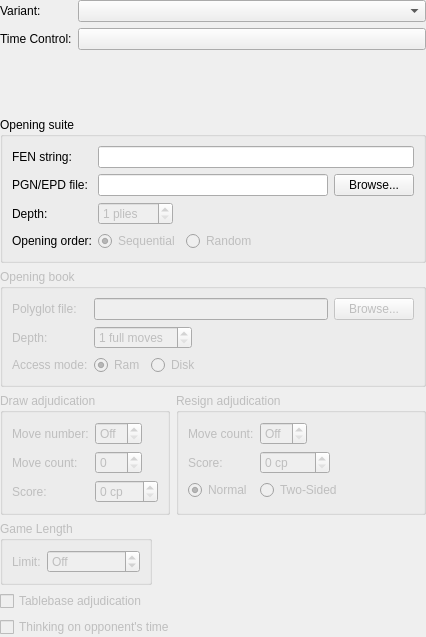
The window that projects/gui/ui/gamesettingswidget.ui (leedavid/QTggchess) describes before a commit, drawn with Qt 5.
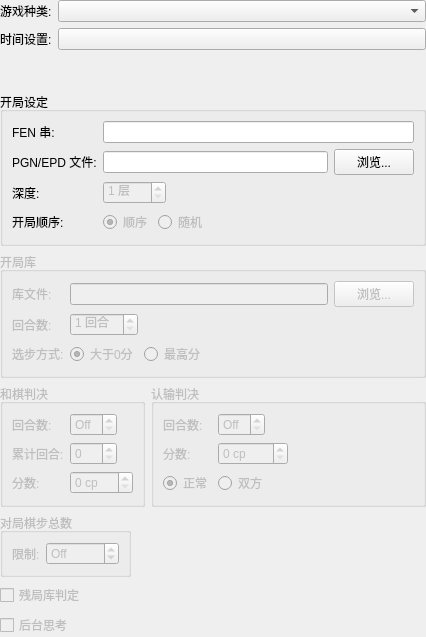
The same window after the commit.

```diff
--- a/projects/gui/ui/gamesettingswidget.ui
+++ b/projects/gui/ui/gamesettingswidget.ui
@@ -34,7 +34,7 @@
      <item row="1" column="0">
       <widget class="QLabel" name="m_variantLabel">
        <property name="text">
-        <string>Variant:</string>
+        <string>游戏种类:</string>
        </property>
        <property name="buddy">
         <cstring>m_variantCombo</cstring>
@@ -51,7 +51,7 @@
      <item row="2" column="0">
       <widget class="QLabel" name="m_timeControlLabel">
        <property name="text">
-        <string>Time Control:</string>
+        <string>时间设置:</string>
        </property>
        <property name="buddy">
         <cstring>m_timeControlBtn</cstring>
@@ -66,7 +66,7 @@
       <bool>true</bool>
      </property>
      <property name="title">
-      <string>Opening suite</string>
+      <string>开局设定</string>
      </property>
      <layout class="QFormLayout" name="formLayout_4">
       <property name="fieldGrowthPolicy">
@@ -75,7 +75,7 @@
       <item row="1" column="0">
        <widget class="QLabel" name="m_pgnEpdLabel">
         <property name="text">
-         <string>PGN/EPD file:</string>
+         <string>PGN/EPD 文件:</string>
         </property>
         <property name="buddy">
          <cstring>m_openingSuiteEdit</cstring>
@@ -90,7 +90,7 @@
         <item>
          <widget class="QPushButton" name="m_browseOpeningSuiteBtn">
           <property name="text">
-           <string>Browse...</string>
+           <string>浏览...</string>
           </property>
          </widget>
         </item>
@@ -99,7 +99,7 @@
       <item row="3" column="0">
        <widget class="QLabel" name="m_openingOrderLabel">
         <property name="text">
-         <string>Opening order:</string>
+         <string>开局顺序:</string>
         </property>
         <property name="buddy">
          <cstring>m_seqOrderRadio</cstring>
@@ -114,7 +114,7 @@
            <bool>false</bool>
           </property>
           <property name="text">
-           <string>Sequential</string>
+           <string>顺序</string>
           </property>
           <property name="checked">
            <bool>true</bool>
@@ -127,7 +127,7 @@
            <bool>false</bool>
           </property>
           <property name="text">
-           <string>Random</string>
+           <string>随机</string>
           </property>
          </widget>
         </item>
@@ -149,7 +149,7 @@
       <item row="2" column="0">
        <widget class="QLabel" name="m_openingSuiteDepth">
         <property name="text">
-         <string>Depth:</string>
+         <string>深度:</string>
         </property>
        </widget>
       </item>
@@ -159,7 +159,7 @@
          <bool>false</bool>
         </property>
         <property name="suffix">
-         <string> plies</string>
+         <string> 层</string>
         </property>
         <property name="minimum">
          <number>1</number>
@@ -172,7 +172,7 @@
       <item row="0" column="0">
        <widget class="QLabel" name="m_fenLabel">
         <property name="text">
-         <string>FEN string:</string>
+         <string>FEN 串:</string>
         </property>
         <property name="buddy">
          <cstring>m_fenEdit</cstring>
@@ -195,7 +195,7 @@
       <bool>false</bool>
      </property>
      <property name="title">
-      <string>Opening book</string>
+      <string>开局库</string>
      </property>
      <layout class="QFormLayout" name="formLayout_5">
       <property name="fieldGrowthPolicy">
@@ -204,7 +204,7 @@
       <item row="0" column="0">
        <widget class="QLabel" name="m_polyglotFileLabel">
         <property name="text">
-         <string>Polyglot file:</string>
+         <string>库文件:</string>
         </property>
         <property name="buddy">
          <cstring>m_polyglotFileEdit</cstring>
@@ -219,7 +219,7 @@
         <item>
          <widget class="QPushButton" name="m_browsePolyglotFile">
           <property name="text">
-           <string>Browse...</string>
+           <string>浏览...</string>
           </property>
          </widget>
         </item>
@@ -228,7 +228,7 @@
       <item row="1" column="0">
        <widget class="QLabel" name="m_polyglotDepthLabel">
         <property name="text">
-         <string>Depth:</string>
+         <string>回合数:</string>
         </property>
         <property name="buddy">
          <cstring>m_polyglotDepthSpin</cstring>
@@ -241,7 +241,7 @@
          <bool>false</bool>
         </property>
         <property name="suffix">
-         <string> full moves</string>
+         <string> 回合</string>
         </property>
         <property name="minimum">
          <number>1</number>
@@ -251,7 +251,7 @@
       <item row="2" column="0">
        <widget class="QLabel" name="m_polyglotAccessMode">
         <property name="text">
-         <string>Access mode:</string>
+         <string>选步方式:</string>
         </property>
         <property name="buddy">
          <cstring>m_ramAccessRadio</cstring>
@@ -269,7 +269,7 @@
            <string>The whole book is loaded in memory. This makes book access a bit faster but uses more memory.</string>
           </property>
           <property name="text">
-           <string>Ram</string>
+           <string>大于0分</string>
           </property>
           <property name="checked">
            <bool>true</bool>
@@ -285,7 +285,7 @@
            <string>The book is accessed directly from disk. This is a good choice for very large books.</string>
           </property>
           <property name="text">
-           <string>Disk</string>
+           <string>最高分</string>
           </property>
          </widget>
         </item>
@@ -318,7 +318,7 @@
         <bool>false</bool>
        </property>
        <property name="title">
-        <string>Draw adjudication</string>
+        <string>和棋判决</string>
        </property>
        <layout class="QFormLayout" name="formLayout">
         <property name="fieldGrowthPolicy">
@@ -327,7 +327,7 @@
         <item row="0" column="0">
          <widget class="QLabel" name="m_drawMoveNumberLabel">
           <property name="text">
-           <string>Move number:</string>
+           <string>回合数:</string>
           </property>
           <property name="buddy">
            <cstring>m_drawMoveNumberSpin</cstring>
@@ -356,7 +356,7 @@
         <item row="1" column="0">
          <widget class="QLabel" name="m_drawMoveCountLabel">
           <property name="text">
-           <string>Move count:</string>
+           <string>累计回合:</string>
           </property>
           <property name="buddy">
            <cstring>m_drawMoveCountSpin</cstring>
@@ -379,7 +379,7 @@
         <item row="2" column="0">
          <widget class="QLabel" name="m_drawScoreLabel">
           <property name="text">
-           <string>Score:</string>
+           <string>分数:</string>
           </property>
           <property name="buddy">
            <cstring>m_drawScoreSpin</cstring>
@@ -411,7 +411,7 @@
         <bool>false</bool>
        </property>
        <property name="title">
-        <string>Resign adjudication</string>
+        <string>认输判决</string>
        </property>
        <layout class="QFormLayout" name="formLayout_3">
         <property name="fieldGrowthPolicy">
@@ -420,7 +420,7 @@
         <item row="1" column="0">
          <widget class="QLabel" name="m_resignMoveCountLabel">
           <property name="text">
-           <string>Move count:</string>
+           <string>回合数:</string>
           </property>
           <property name="buddy">
            <cstring>m_resignMoveCountSpin</cstring>
@@ -443,7 +443,7 @@
         <item row="2" column="0">
          <widget class="QLabel" name="m_resignScoreLabel">
           <property name="text">
-           <string>Score:</string>
+           <string>分数:</string>
           </property>
           <property name="buddy">
            <cstring>m_resignScoreSpin</cstring>
@@ -481,7 +481,7 @@
            <string>Resignation is only based on losing side's scores.</string>
           </property>
           <property name="text">
-           <string>Normal</string>
+           <string>正常</string>
           </property>
           <property name="checked">
            <bool>true</bool>
@@ -494,7 +494,7 @@
            <string>Both sides are needed to indicate decisive scores.</string>
           </property>
           <property name="text">
-           <string>Two-Sided</string>
+           <string>双方</string>
           </property>
          </widget>
         </item>
@@ -507,13 +507,13 @@
         <bool>false</bool>
        </property>
        <property name="title">
-        <string>Game Length</string>
+        <string>对局棋步总数</string>
        </property>
        <layout class="QHBoxLayout" name="horizontalLayout">
         <item>
          <widget class="QLabel" name="m_maxGameLengthLabel">
           <property name="text">
-           <string>Limit:</string>
+           <string>限制:</string>
           </property>
          </widget>
         </item>
@@ -532,7 +532,7 @@
            <string>Off</string>
           </property>
           <property name="suffix">
-           <string> moves</string>
+           <string>  步</string>
           </property>
           <property name="minimum">
            <number>0</number>
@@ -556,7 +556,7 @@
       <bool>false</bool>
      </property>
      <property name="text">
-      <string>Tablebase adjudication</string>
+      <string>残局库判定</string>
      </property>
     </widget>
    </item>
@@ -566,7 +566,7 @@
       <bool>false</bool>
      </property>
      <property name="text">
-      <string>Thinking on opponent's time</string>
+      <string>后台思考</string>
      </property>
     </widget>
    </item>
```
Left out of the diff: 23 changed lines with no effect on the pictures.
